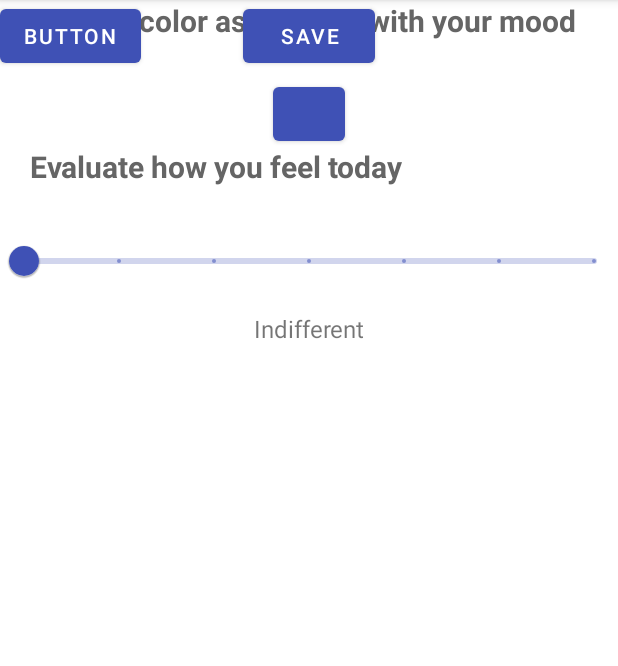
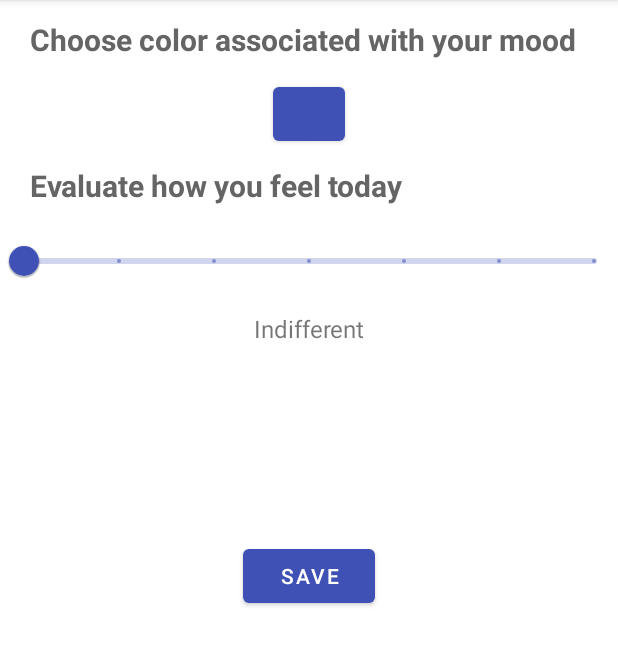
Before and after one commit to margharitasaweliewa/Mood_tracker, an Android app: the ColorMoodPicker screen opened directly, with no data from a screen before it, on a phone screen of 412 x 824 dp, the part 84-750 px from its top. Run offline under Robolectric (Android 15) with nearby library versions, the phone set to English and light mode, and no system bars; libraries missing offline, so code that uses them is left out: com.jaredrummler.android; 1 statement that could not run was skipped.

Commit message:
Fixed constraint bugs

```diff
--- a/app/src/main/res/layout/activity_color_mood_picker.xml
+++ b/app/src/main/res/layout/activity_color_mood_picker.xml
@@ -18,18 +18,6 @@
         app:layout_constraintStart_toStartOf="parent"
         app:layout_constraintTop_toTopOf="parent" />
 
-    <Button
-        android:id="@+id/colorPicker"
-        android:layout_width="48dp"
-        android:layout_height="48dp"
-        android:layout_marginTop="52dp"
-        android:onClick="onClickColorButton"
-        app:iconGravity="textStart"
-        app:iconPadding="0dp"
-        app:layout_constraintEnd_toEndOf="parent"
-        app:layout_constraintStart_toStartOf="parent"
-        app:layout_constraintTop_toTopOf="parent"
-        tools:ignore="SpeakableTextPresentCheck" />
 
     <TextView
         android:id="@+id/moodChosen"
@@ -64,23 +52,30 @@
         android:textColor="#656565"
         android:textSize="20sp"
         android:textStyle="bold"
+        app:layout_constraintBottom_toTopOf="@+id/mainColorPicker"
         app:layout_constraintStart_toStartOf="parent"
-        tools:layout_editor_absoluteY="16dp" />
+        app:layout_constraintTop_toTopOf="parent" />
 
     <Button
         android:id="@+id/saveColorMood"
         android:layout_width="wrap_content"
         android:layout_height="wrap_content"
         android:text="@string/SAVE"
+        app:layout_constraintBottom_toBottomOf="parent"
         app:layout_constraintEnd_toEndOf="parent"
         app:layout_constraintStart_toStartOf="parent"
-        tools:layout_editor_absoluteY="244dp" />
+        app:layout_constraintTop_toTopOf="parent" />
 
     <Button
         android:id="@+id/mainColorPicker"
-        android:layout_width="wrap_content"
-        android:layout_height="wrap_content"
-        android:text="Button"
-        tools:layout_editor_absoluteX="281dp"
-        tools:layout_editor_absoluteY="55dp" />
+        android:layout_width="48dp"
+        android:layout_height="48dp"
+        android:layout_marginTop="52dp"
+        android:onClick="onClickColorButton"
+        app:iconGravity="textStart"
+        app:iconPadding="0dp"
+        app:layout_constraintEnd_toEndOf="parent"
+        app:layout_constraintStart_toStartOf="parent"
+        app:layout_constraintTop_toTopOf="parent"
+        tools:ignore="SpeakableTextPresentCheck" />
 </androidx.constraintlayout.widget.ConstraintLayout>
```
